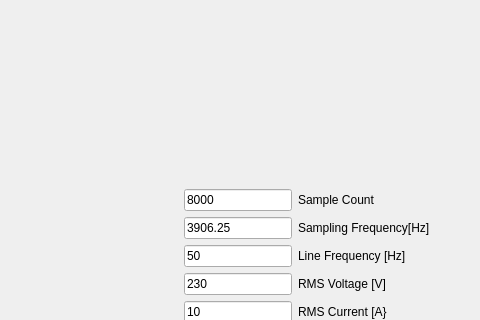
Qt form examples/windows/src/mainwindow.ui (lwray-renesas/LMA) before a commit; both pictures show x 536 to 1016 and y 141 to 461 of the 1016 by 628 pixel window.
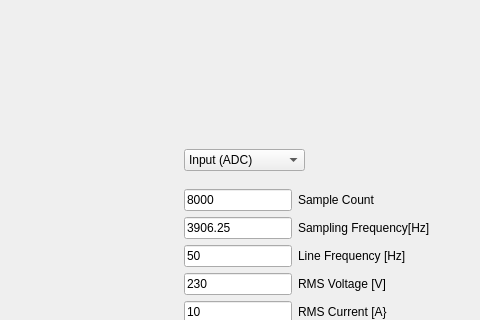
The same form after that commit.

Patch:
```diff
--- a/examples/windows/src/mainwindow.ui
+++ b/examples/windows/src/mainwindow.ui
@@ -155,6 +155,36 @@
      </rect>
     </property>
    </widget>
+   <widget class="QComboBox" name="chart_combobox">
+    <property name="geometry">
+     <rect>
+      <x>720</x>
+      <y>290</y>
+      <width>121</width>
+      <height>22</height>
+     </rect>
+    </property>
+    <item>
+     <property name="text">
+      <string>Input (ADC)</string>
+     </property>
+    </item>
+    <item>
+     <property name="text">
+      <string>Input (V &amp; I)</string>
+     </property>
+    </item>
+    <item>
+     <property name="text">
+      <string>Measurements</string>
+     </property>
+    </item>
+    <item>
+     <property name="text">
+      <string>Power</string>
+     </property>
+    </item>
+   </widget>
   </widget>
   <widget class="QMenuBar" name="menubar">
    <property name="geometry">
```
